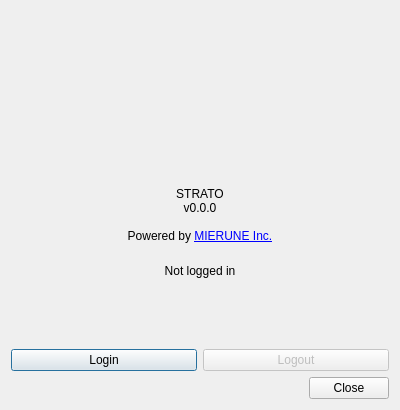
Above: ui/dialog_config.ui from MIERUNE/kumoy-qgis-plugin before the change. Below: the same form after it.
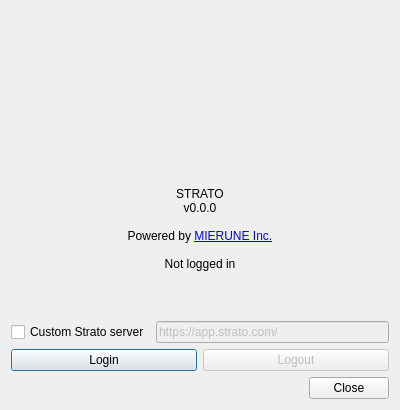
That is the form after the change. Icons and pictures are not drawn.

Commit message: UIの修正

```diff
--- a/ui/dialog_config.ui
+++ b/ui/dialog_config.ui
@@ -122,6 +122,33 @@
      </property>
     </widget>
    </item>
+   <item>
+    <layout class="QHBoxLayout" name="horizontalLayout_5">
+     <property name="topMargin">
+      <number>0</number>
+     </property>
+     <item>
+      <widget class="QCheckBox" name="checkBoxCustomServer">
+       <property name="text">
+        <string>Custom Strato server</string>
+       </property>
+      </widget>
+     </item>
+     <item>
+      <widget class="QLineEdit" name="stratoURL">
+       <property name="enabled">
+        <bool>false</bool>
+       </property>
+       <property name="text">
+        <string>https://app.strato.com/</string>
+       </property>
+       <property name="placeholderText">
+        <string>URL</string>
+       </property>
+      </widget>
+     </item>
+    </layout>
+   </item>
    <item>
     <layout class="QHBoxLayout" name="horizontalLayout_2">
      <item>
```
Left out of the diff: 19 changed lines with no effect on the pictures.
